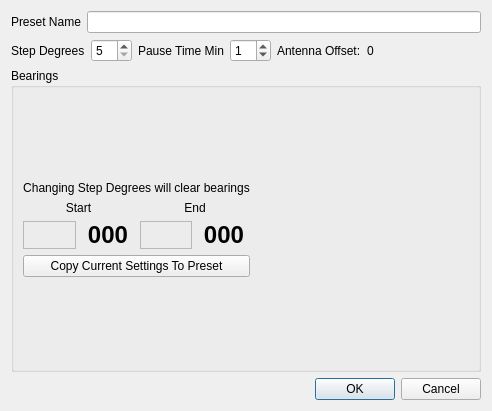
This is mqt/MqtRotator/skyscanpresetsdialog.ui in Rsclub22/Minos2-Mirror as Qt 5 draws it before an edit. The edited form follows.
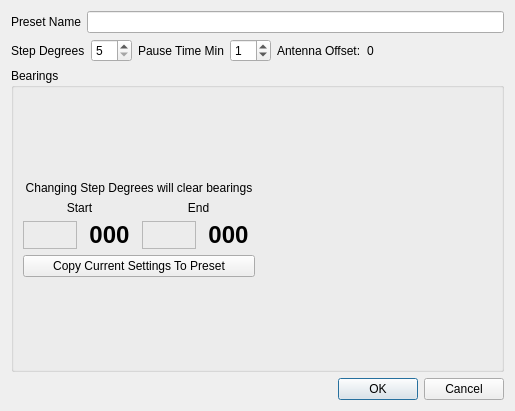
This is the edited form. Custom widgets are drawn as their Qt base class.

```diff
--- a/mqt/MqtRotator/skyscanpresetsdialog.ui
+++ b/mqt/MqtRotator/skyscanpresetsdialog.ui
@@ -6,7 +6,7 @@
    <rect>
     <x>0</x>
     <y>0</y>
-    <width>492</width>
+    <width>515</width>
     <height>411</height>
    </rect>
   </property>
```
Left out of the diff: 30 changed lines with no effect on the pictures.
